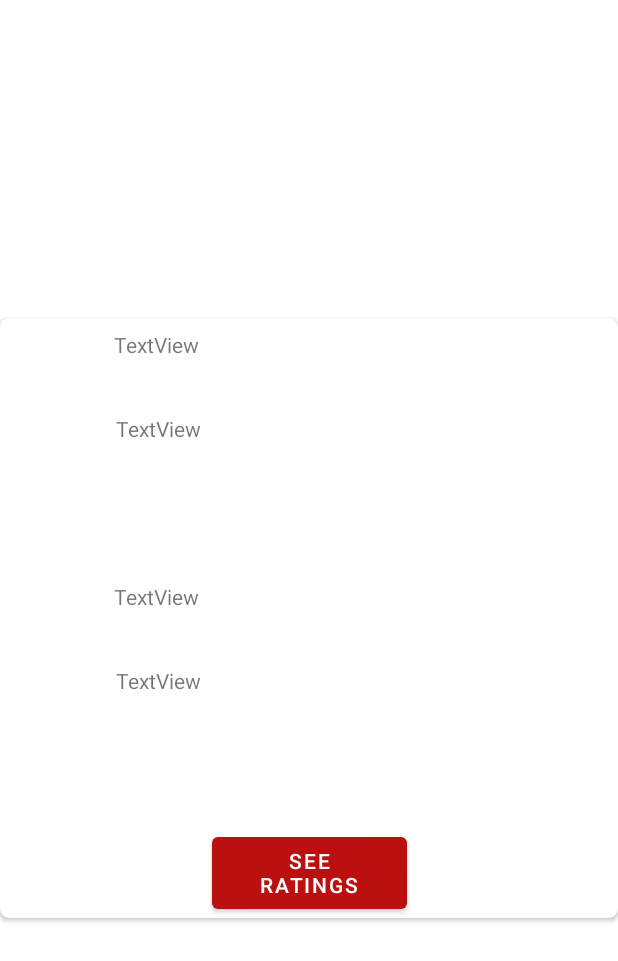
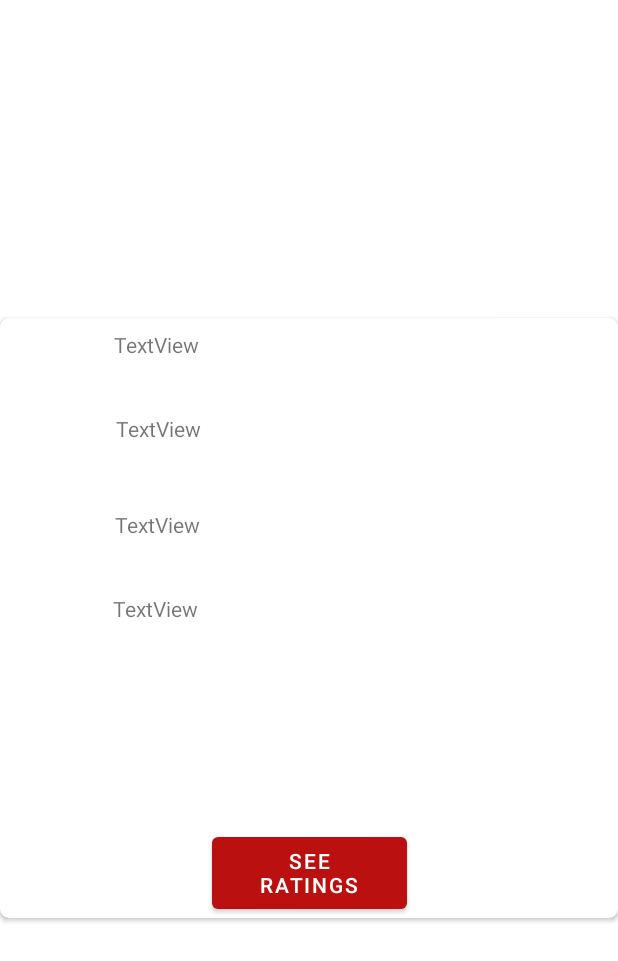
Before and after one commit to yli932534/HallSelector, an Android app: the layout card_building_info.xml on its own in the app's theme, with its tools: preview values and no code run, on a phone screen of 412 x 824 dp. Shown: the top 961 px of the screen. Run offline under Robolectric (Android 15) with nearby library versions, the light colour scheme and no system bars.

Commit message:
this is Yiqing

```diff
--- a/app/src/main/res/layout/card_building_info.xml
+++ b/app/src/main/res/layout/card_building_info.xml
@@ -51,8 +51,8 @@
 
             <TextView
                 android:id="@+id/building_description"
-                android:layout_width="260dp"
-                android:layout_height="80dp"
+                android:layout_width="263dp"
+                android:layout_height="103dp"
                 android:layout_marginTop="16dp"
                 android:text="TextView"
                 card_view:layout_constraintEnd_toEndOf="parent"
@@ -61,24 +61,15 @@
                 card_view:layout_constraintTop_toBottomOf="@+id/building_director" />
 
             <TextView
-                android:id="@+id/building_phone"
-                android:layout_width="260dp"
-                android:layout_height="40dp"
-                android:layout_marginTop="16dp"
-                card_view:layout_constraintEnd_toEndOf="parent"
-                card_view:layout_constraintHorizontal_bias="0.505"
-                card_view:layout_constraintStart_toStartOf="parent"
-                card_view:layout_constraintTop_toBottomOf="@+id/building_address" />
-
-            <TextView
                 android:id="@+id/building_director"
                 android:layout_width="260dp"
                 android:layout_height="40dp"
-                android:layout_marginTop="16dp"
+                android:layout_marginTop="24dp"
                 android:text="TextView"
                 card_view:layout_constraintEnd_toEndOf="parent"
+                card_view:layout_constraintHorizontal_bias="0.503"
                 card_view:layout_constraintStart_toStartOf="parent"
-                card_view:layout_constraintTop_toBottomOf="@+id/building_phone" />
+                card_view:layout_constraintTop_toBottomOf="@+id/building_address" />
         </androidx.constraintlayout.widget.ConstraintLayout>
 
 
```
